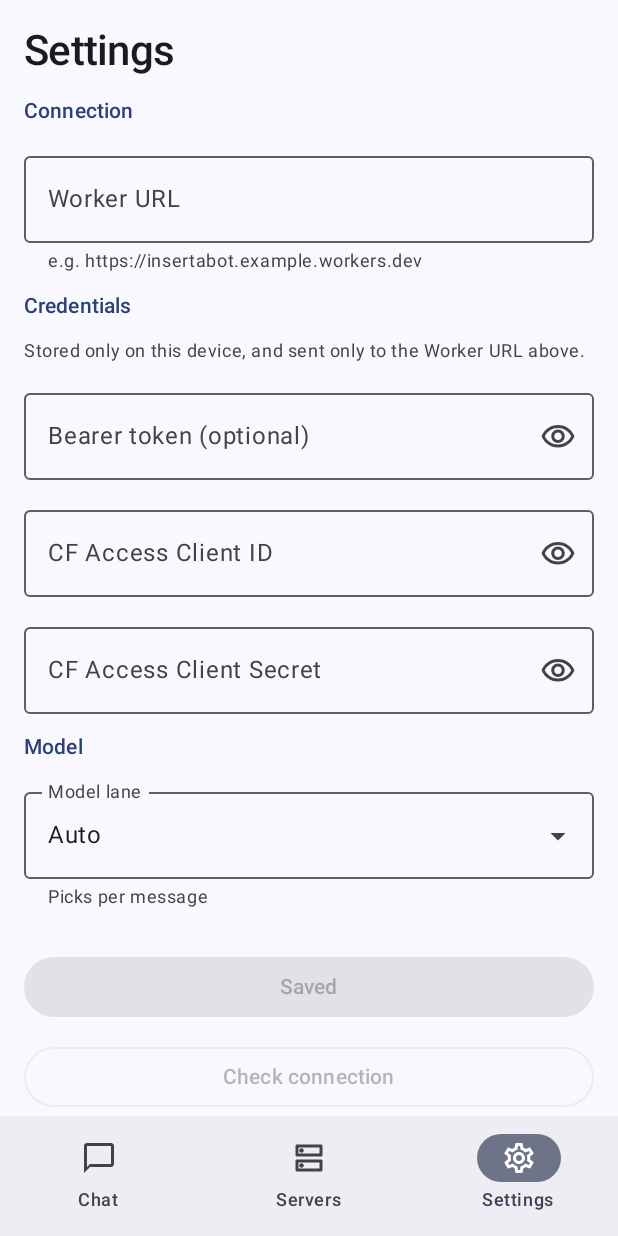
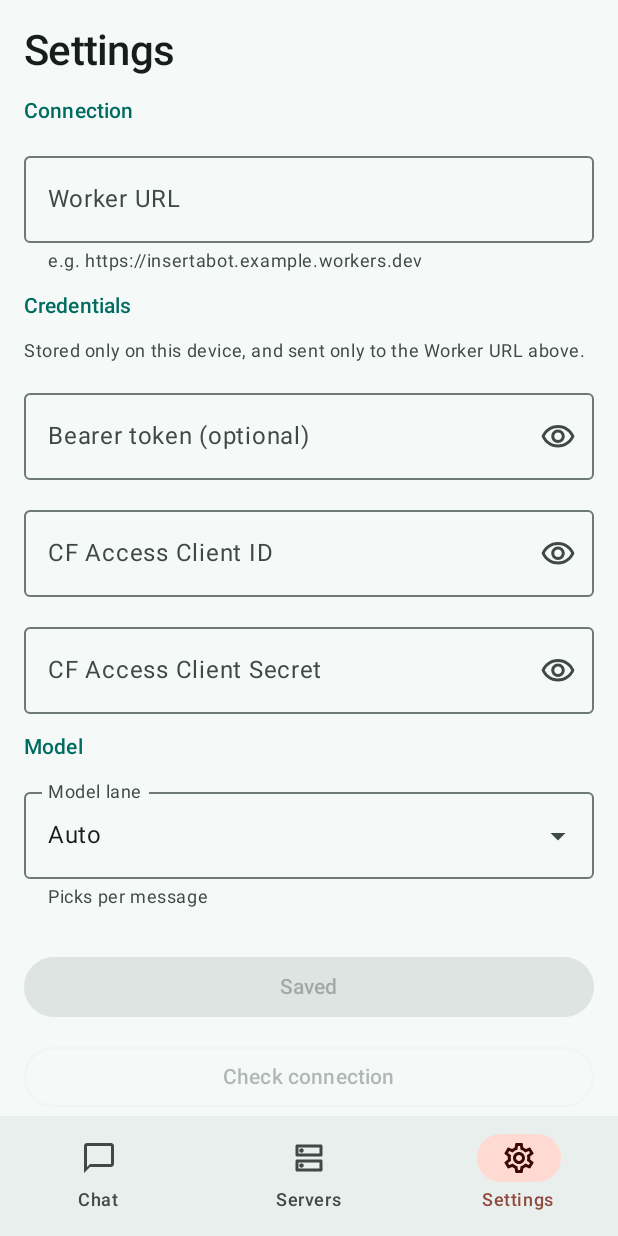
Before and after one commit to M1ztick/insertabot-android, an Android app built with Jetpack Compose: the screen it shows after launch (MainActivity), item 3 of the bottom bar chosen, on a phone screen of 412 x 824 dp. Run offline under Robolectric (Android 15) with nearby library versions, the phone set to English and light mode, and no system bars; pictures from the network do not load.

Commit message:
Refresh Material 3 theme with Mistyk Media palette and shapes (#5)

```diff
--- a/app/src/main/java/org/mistykmedia/insertabot/ui/theme/Theme.kt
+++ b/app/src/main/java/org/mistykmedia/insertabot/ui/theme/Theme.kt
@@ -2,7 +2,9 @@ package org.mistykmedia.insertabot.ui.theme
 
 import android.os.Build
 import androidx.compose.foundation.isSystemInDarkTheme
+import androidx.compose.foundation.shape.RoundedCornerShape
 import androidx.compose.material3.MaterialTheme
+import androidx.compose.material3.Shapes
 import androidx.compose.material3.darkColorScheme
 import androidx.compose.material3.dynamicDarkColorScheme
 import androidx.compose.material3.dynamicLightColorScheme
@@ -10,100 +12,80 @@ import androidx.compose.material3.lightColorScheme
 import androidx.compose.runtime.Composable
 import androidx.compose.ui.graphics.Color
 import androidx.compose.ui.platform.LocalContext
+import androidx.compose.ui.unit.dp
 
-/**
- * Brand palette, sampled from the logo art in `drawable-nodpi/`.
- *
- * The mark is a neon robot lit in magenta and violet against near-black navy,
- * with pale cyan highlights. Those three are the roles here: magenta leads,
- * violet is the secondary, cyan is the accent that marks streaming and links.
- * Stock `darkColorScheme()` shares none of it, which is why the app looked
- * unrelated to its own icon.
- */
-private val BrandMagenta = Color(0xFFF030C0)
-private val BrandViolet = Color(0xFF9D4EFF)
-private val BrandCyan = Color(0xFF7FD8F0)
-private val BrandNavy = Color(0xFF150C33)
-
+// Mistyk Media: teal actions, coral accents, neutral reading surfaces.
+// Error roles remain separate from the decorative coral secondary role.
 private val DarkColors = darkColorScheme(
-    primary = Color(0xFFFFADE4),
-    onPrimary = Color(0xFF5B0049),
-    primaryContainer = Color(0xFF81006A),
-    onPrimaryContainer = Color(0xFFFFD8EE),
-    secondary = Color(0xFFD5BAFF),
-    onSecondary = Color(0xFF3D1A74),
-    secondaryContainer = Color(0xFF55318D),
-    onSecondaryContainer = Color(0xFFECDCFF),
-    tertiary = BrandCyan,
-    onTertiary = Color(0xFF00363F),
-    tertiaryContainer = Color(0xFF004E5B),
-    onTertiaryContainer = Color(0xFFB0EBFF),
-    background = BrandNavy,
-    onBackground = Color(0xFFE9E0F0),
-    surface = BrandNavy,
-    onSurface = Color(0xFFE9E0F0),
-    // Assistant bubbles and code blocks sit on this, so it has to lift off the
-    // background without competing with the primary-tinted user bubble.
-    surfaceVariant = Color(0xFF2A2048),
-    onSurfaceVariant = Color(0xFFC9BEDB),
-    surfaceContainer = Color(0xFF221A3D),
-    surfaceContainerHigh = Color(0xFF2C2349),
-    outline = Color(0xFF938AA6),
-    outlineVariant = Color(0xFF473D5E),
-    error = Color(0xFFFFB4AB),
-    onError = Color(0xFF690005),
-    errorContainer = Color(0xFF93000A),
-    onErrorContainer = Color(0xFFFFDAD6)
+    primary = Color(0xFF76D7CC), onPrimary = Color(0xFF003731),
+    primaryContainer = Color(0xFF005048), onPrimaryContainer = Color(0xFF94F4E8),
+    secondary = Color(0xFFFFB4A8), onSecondary = Color(0xFF561E16),
+    secondaryContainer = Color(0xFF723329), onSecondaryContainer = Color(0xFFFFDAD3),
+    tertiary = Color(0xFFA5CCDF), onTertiary = Color(0xFF073544),
+    tertiaryContainer = Color(0xFF254C5B), onTertiaryContainer = Color(0xFFC1E8FC),
+    background = Color(0xFF101414), onBackground = Color(0xFFE0E3E1),
+    surface = Color(0xFF101414), onSurface = Color(0xFFE0E3E1),
+    surfaceVariant = Color(0xFF3F4947), onSurfaceVariant = Color(0xFFBFC9C6),
+    surfaceContainerLowest = Color(0xFF0B0F0F),
+    surfaceContainerLow = Color(0xFF181C1C),
+    surfaceContainer = Color(0xFF1C2020),
+    surfaceContainerHigh = Color(0xFF272B2A),
+    surfaceContainerHighest = Color(0xFF323635),
+    outline = Color(0xFF899390), outlineVariant = Color(0xFF3F4947),
+    inverseSurface = Color(0xFFE0E3E1), inverseOnSurface = Color(0xFF2D3130),
+    inversePrimary = Color(0xFF006B60), surfaceTint = Color(0xFF76D7CC),
+    error = Color(0xFFFFB4AB), onError = Color(0xFF690005),
+    errorContainer = Color(0xFF93000A), onErrorContainer = Color(0xFFFFDAD6)
 )
 
 private val LightColors = lightColorScheme(
-    primary = Color(0xFFA4007F),
-    onPrimary = Color.White,
-    primaryContainer = Color(0xFFFFD8EE),
-    onPrimaryContainer = Color(0xFF37002B),
-    secondary = Color(0xFF6B45A6),
-    onSecondary = Color.White,
-    secondaryContainer = Color(0xFFECDCFF),
-    onSecondaryContainer = Color(0xFF26005A),
-    tertiary = Color(0xFF00677A),
-    onTertiary = Color.White,
-    tertiaryContainer = Color(0xFFB0EBFF),
-    onTertiaryContainer = Color(0xFF001F26),
-    background = Color(0xFFFFF7FB),
-    onBackground = Color(0xFF1F1A24),
-    surface = Color(0xFFFFF7FB),
-    onSurface = Color(0xFF1F1A24),
-    surfaceVariant = Color(0xFFF0E2EE),
-    onSurfaceVariant = Color(0xFF4E444B),
-    surfaceContainer = Color(0xFFF8EBF4),
-    surfaceContainerHigh = Color(0xFFF2E4EE),
-    outline = Color(0xFF80747C),
-    outlineVariant = Color(0xFFD2C3CD)
+    primary = Color(0xFF006B60), onPrimary = Color.White,
+    primaryContainer = Color(0xFF94F4E8), onPrimaryContainer = Color(0xFF00201C),
+    secondary = Color(0xFF904A3F), onSecondary = Color.White,
+    secondaryContainer = Color(0xFFFFDAD3), onSecondaryContainer = Color(0xFF3A0904),
+    tertiary = Color(0xFF3E6373), onTertiary = Color.White,
+    tertiaryContainer = Color(0xFFC1E8FC), onTertiaryContainer = Color(0xFF001F2A),
+    background = Color(0xFFF5FAF8), onBackground = Color(0xFF171D1B),
+    surface = Color(0xFFF5FAF8), onSurface = Color(0xFF171D1B),
+    surfaceVariant = Color(0xFFDBE5E1), onSurfaceVariant = Color(0xFF3F4947),
+    surfaceContainerLowest = Color.White,
+    surfaceContainerLow = Color(0xFFEFF4F2),
+    surfaceContainer = Color(0xFFE9EFEC),
+    surfaceContainerHigh = Color(0xFFE3E9E6),
+    surfaceContainerHighest = Color(0xFFDEE4E1),
+    outline = Color(0xFF6F7976), outlineVariant = Color(0xFFBFC9C6),
+    inverseSurface = Color(0xFF2D3130), inverseOnSurface = Color(0xFFEDF2EF),
+    inversePrimary = Color(0xFF76D7CC), surfaceTint = Color(0xFF006B60),
+    error = Color(0xFFBA1A1A), onError = Color.White,
+    errorContainer = Color(0xFFFFDAD6), onErrorContainer = Color(0xFF410002)
 )
 
-/**
- * @param dynamicColor honour the wallpaper palette on Android 12+. On by
- *   default because a system-tinted app reads as native, but the brand scheme
- *   is the fallback everywhere below API 31.
- */
+private val InsertaBotShapes = Shapes(
+    extraSmall = RoundedCornerShape(4.dp),
+    small = RoundedCornerShape(8.dp),
+    medium = RoundedCornerShape(12.dp),
+    large = RoundedCornerShape(20.dp),
+    extraLarge = RoundedCornerShape(28.dp)
+)
+
+/** Follow system brightness; use Mistyk Media colors unless dynamic color is requested. */
 @Composable
 fun InsertaBotTheme(
     darkTheme: Boolean = isSystemInDarkTheme(),
-    dynamicColor: Boolean = true,
+    dynamicColor: Boolean = false,
     content: @Composable () -> Unit
 ) {
     val context = LocalContext.current
     val colorScheme = when {
         dynamicColor && Build.VERSION.SDK_INT >= Build.VERSION_CODES.S ->
             if (darkTheme) dynamicDarkColorScheme(context) else dynamicLightColorScheme(context)
-
         darkTheme -> DarkColors
         else -> LightColors
     }
-
     MaterialTheme(
         colorScheme = colorScheme,
         typography = InsertaBotTypography,
+        shapes = InsertaBotShapes,
         content = content
     )
 }
```
